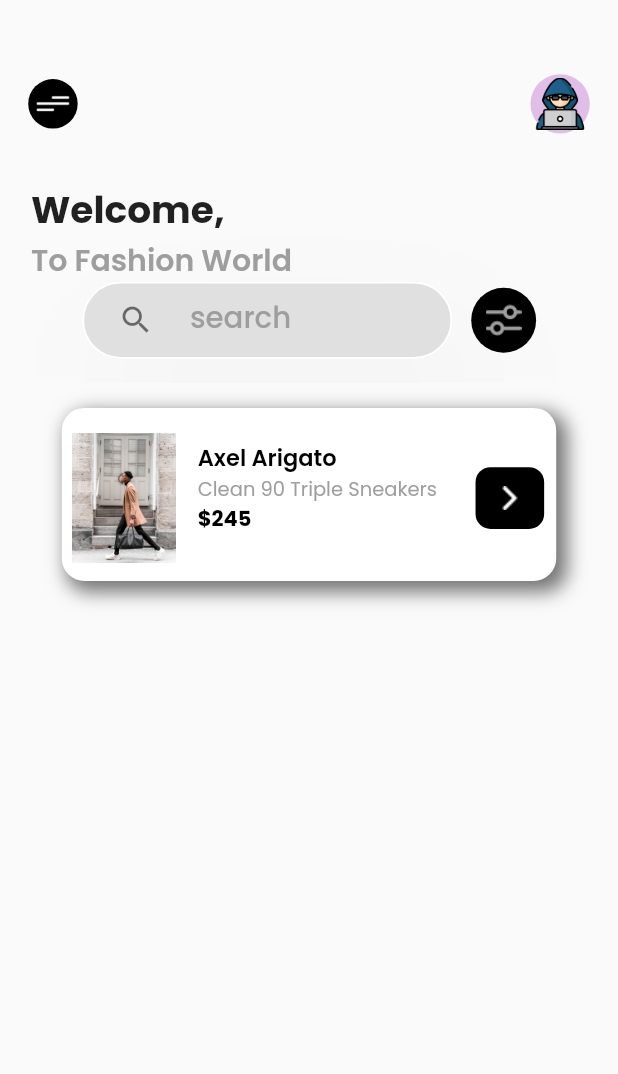
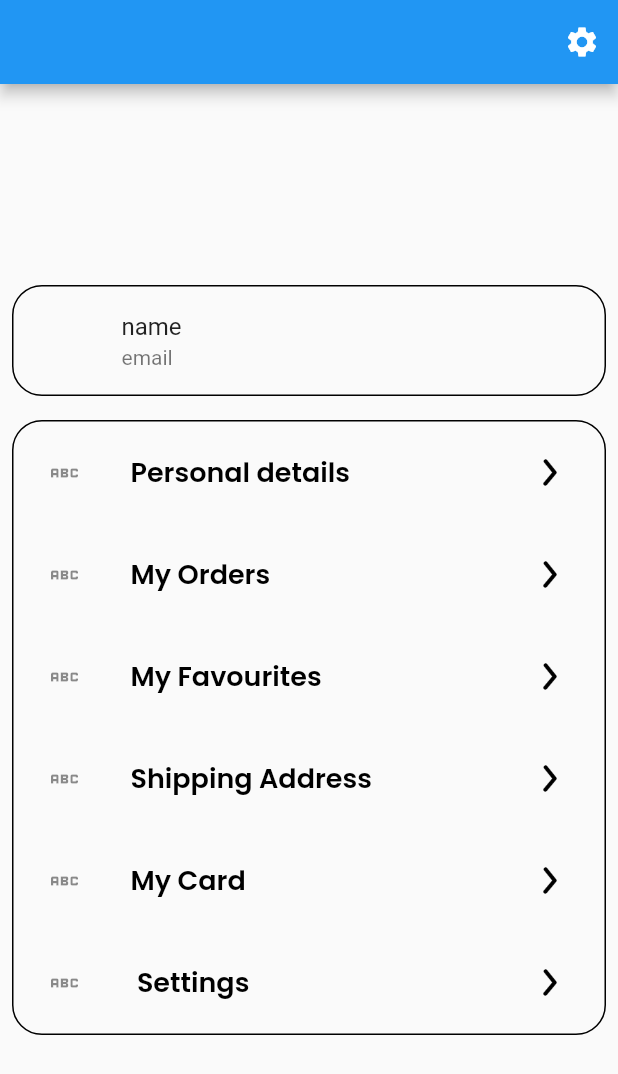
Before and after one commit to irshadcholakkal/Aiden-E-Commerce, a Flutter app: the screen it shows after launch, on a phone screen of 412 x 824 dp. Shown: the top 1074 px of the screen. Run offline on Flutter 3.47's test engine with Material 2 defaults, Android fonts, the phone set to English and light mode, and no system bars; our stand-ins replace dots_indicator, google_fonts, lottie.

Commit message:
create profile

```diff
--- a/lib/main.dart
+++ b/lib/main.dart
@@ -1,6 +1,8 @@
 import 'package:aiden/view/forgot_page/forgotpage.dart';
 import 'package:aiden/view/home_page/home_page.dart';
 import 'package:aiden/view/login_screen/login_screen.dart';
+import 'package:aiden/view/profile_page/profilepage.dart';
+import 'package:aiden/view/profile_page/settings.dart';
 import 'package:aiden/view/signup_page/signup_page.dart';
 
 import 'package:flutter/material.dart';
@@ -15,6 +17,6 @@ class MainApp extends StatelessWidget {
   @override
   Widget build(BuildContext context) {
     return const MaterialApp(debugShowCheckedModeBanner: false,
-     home: HomePage());
+     home: Profilepage());
   }
 }
--- /dev/null
+++ b/lib/view/profile_page/profilepage.dart
@@ -0,0 +1,109 @@
+import 'package:aiden/view/profile_page/widget/listtile.dart';
+import 'package:flutter/material.dart';
+
+class Profilepage extends StatefulWidget {
+  const Profilepage({super.key});
+
+  @override
+  State<Profilepage> createState() => _ProfilepageState();
+}
+
+class _ProfilepageState extends State<Profilepage> {
+  @override
+  Widget build(BuildContext context) {
+    return Scaffold(
+      appBar: AppBar(
+        actions: [
+          IconButton(onPressed: () {}, icon: const Icon(Icons.settings))
+        ],
+      ),
+      body: SizedBox(
+        height: MediaQuery.of(context).size.height,
+        width: MediaQuery.of(context).size.width,
+        child: Column(
+          mainAxisAlignment: MainAxisAlignment.center,
+          children: [
+            Padding(
+              padding: const EdgeInsets.all(8.0),
+              child: Container(
+                  decoration: BoxDecoration(
+                      border: Border.all(),
+                      borderRadius: BorderRadius.circular(20)),
+                  child: const ListTile(
+                    leading: SizedBox(),
+                    title: Text("name"),
+                    subtitle: Text("email"),
+                  )),
+            ),
+            Padding(
+              padding: const EdgeInsets.all(8.0),
+              child: Container(
+                decoration: BoxDecoration(
+                    border: Border.all(),
+                    borderRadius: BorderRadius.circular(20)),
+                child: Column(
+                  children: [
+                    listtile(
+                        text: "Personal details",
+                        leading: const Icon(Icons.abc),
+                        trailing: Image.asset(
+                          "assets/images/forwardicon.png",
+                          height: 30,
+                          width: 30,
+                        )),
+                    listtile(
+                        text: "My Orders",
+                        leading: const Icon(Icons.abc),
+                        trailing: Image.asset(
+                          "assets/images/forwardicon.png",
+                          height: 30,
+                          width: 30,
+                        )),
+                    listtile(
+                        text: "My Favourites",
+                        leading: const Icon(Icons.abc),
+                        trailing: Image.asset(
+                          "assets/images/forwardicon.png",
+                          height: 30,
+                          width: 30,
+                        )),
+                    listtile(
+                        text: "Shipping Address",
+                        leading: const Icon(Icons.abc),
+                        trailing: Image.asset(
+                          "assets/images/forwardicon.png",
+                          height: 30,
+                          width: 30,
+                        )),
+                    listtile(
+                        text: "My Card",
+                        leading: const Icon(Icons.abc),
+                        trailing: Image.asset(
+                          "assets/images/forwardicon.png",
+                          height: 30,
+                          width: 30,
+                        )),
+                    listtile(
+                        text: " Settings",
+                        leading: const Icon(Icons.abc),
+                        trailing: Image.asset(
+                          "assets/images/forwardicon.png",
+                          height: 30,
+                          width: 30,
+                        )),
+                  ],
+                ),
+              ),
+            ),
+            const SizedBox(
+              child: Column(
+                children: [],
+              ),
+            ),
+            Container(),
+          ],
+        ),
+      ),
+    );
+  }
+}
--- /dev/null
+++ b/lib/view/profile_page/widget/listtile.dart
@@ -0,0 +1,21 @@
+import 'package:aiden/utils/colors.dart';
+import 'package:flutter/material.dart';
+import 'package:google_fonts/google_fonts.dart';
+
+Widget listtile({text, Icon? leading, trailing}) {
+  return Padding(
+    padding: const EdgeInsets.all(6.0),
+    child: ListTile(
+      leading: leading,
+      title: Text(
+        text,
+        style: GoogleFonts.poppins(
+          fontSize: 18,
+          fontWeight: FontWeight.w600,
+          color: black,
+        ),
+      ),
+      trailing: trailing,
+    ),
+  );
+}
```
Also changed, not shown: lib/view/profile_page/settings.dart (added, +169 -0 lines), lib/view/profile_page/widget/tabbar.dart (added, +108 -0 lines), lib/view/profile_page/widget/textfieldrow.dart (added, +47 -0 lines), assets/images/forwardicon.png (added), lib/view/profile_page/widget/switch.dart (added).
